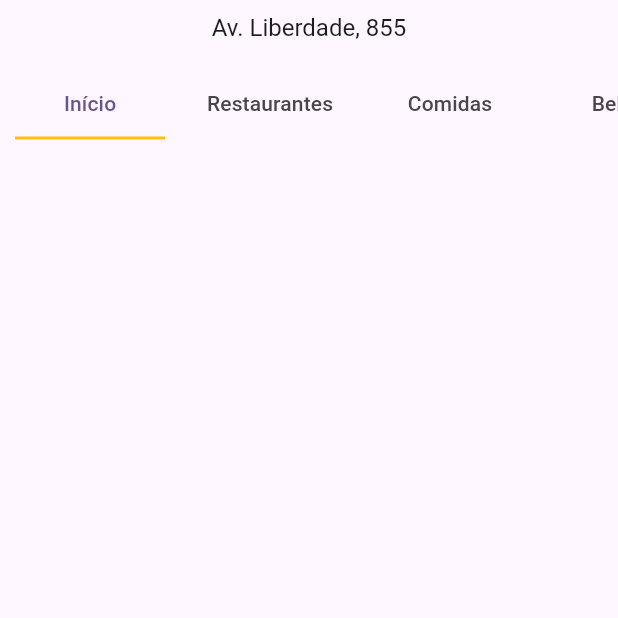
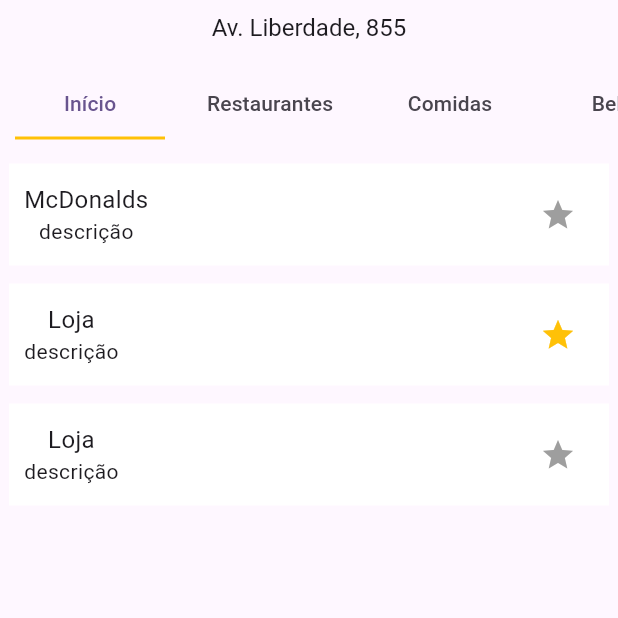
Before and after one commit to kf-martins/ifood-flutter, a Flutter app: the screen it shows after launch, on a phone screen of 412 x 824 dp, the top half of it. Run offline on Flutter 3.47's test engine with Material 3 defaults, Android fonts, the light colour scheme and no system bars.

Commit message:
Lojas, Favorites, Params

```diff
--- a/lib/main.dart
+++ b/lib/main.dart
@@ -1,6 +1,8 @@
 // ignore_for_file: prefer_const_literals_to_create_immutables
 
 import 'package:flutter/material.dart';
+import 'package:flutter/rendering.dart';
+import 'package:ifood/widgets/lojas.dart';
 
 void main() {
   runApp(const MyApp());
@@ -12,6 +14,7 @@ class MyApp extends StatelessWidget {
   @override
   Widget build(BuildContext context) {
     return MaterialApp(
+      debugShowCheckedModeBanner: false,
         title: 'IFOOD',
         theme: ThemeData(
           colorScheme: ColorScheme.fromSeed(seedColor: Colors.deepPurple),
@@ -61,10 +64,10 @@ class _TabBarExampleState extends State<TabBarExample>
         bottom: TabBar(
           tabAlignment: TabAlignment.center,
           isScrollable: true,
-          labelPadding: EdgeInsets.all(10.0),
+          labelPadding: const EdgeInsets.all(10.0),
           dividerHeight: 0.0,
           indicatorColor: Colors.amber,
-          indicatorPadding: EdgeInsets.all(10.0),
+          indicatorPadding: const EdgeInsets.all(10.0),
           indicatorSize: TabBarIndicatorSize.tab,
           indicatorWeight: 1.0,
           // indicatorPadding: EdgeInsets.all(12.0),
@@ -116,7 +119,18 @@ class _TabBarExampleState extends State<TabBarExample>
       body: TabBarView(
         controller: _tabController,
         children: <Widget>[
-          Container(),
+          ListView(
+            children: [
+              Column(
+                mainAxisAlignment: MainAxisAlignment.start,
+                children: [
+                  Loja(nome: "McDonalds", desc: "Loja do mcdonalds", favorite: false),
+                  Loja(favorite: true,),
+                  Loja(),
+                ],
+              ),
+            ],
+          ),
           Container(),
           Container(),
           Container(),
--- a/lib/widgets/lojas.dart
+++ b/lib/widgets/lojas.dart
@@ -1,10 +1,15 @@
 import 'package:flutter/material.dart';
 
 class Loja extends StatefulWidget {
-  const Loja({super.key, this.favorite = false});
+  Loja(
+      {super.key,
+      this.favorite = false,
+      this.nome = "Loja",
+      this.desc = "Descrição"});
 
-  final bool favorite;
-
+  bool favorite;
+  String nome;
+  String desc;
 
   @override
   State<StatefulWidget> createState() => _LojaState();
@@ -13,7 +18,39 @@ class Loja extends StatefulWidget {
 class _LojaState extends State<Loja> {
   @override
   Widget build(BuildContext context) {
-    return Container();
+    return Padding(
+        padding: const EdgeInsets.all(6),
+        child: Container(
+          padding: const EdgeInsets.all(10),
+          color: Colors.white,
+          child: Row(
+            mainAxisAlignment: MainAxisAlignment.spaceBetween,
+            // crossAxisAlignment: CrossAxisAlignment.center,
+            children: [
+              Column(
+                mainAxisAlignment: MainAxisAlignment.end,
+                children: [
+                  Text(widget.nome,
+                      style: const TextStyle(decoration: null, fontSize: 16)),
+                  const Text("descrição",
+                      style: TextStyle(decoration: null, fontSize: 14))
+                ],
+              ),
+              Column(
+                mainAxisAlignment: MainAxisAlignment.spaceAround,
+                children: [
+                  IconButton(
+                    onPressed: () {
+                      setState(() {
+                        widget.favorite = !widget.favorite;
+                      });
+                      },
+                    icon: Icon(Icons.star, color: (widget.favorite ? Colors.amber : Colors.grey),),
+                    color: (widget.favorite ? Colors.grey : Colors.amber)),
+                ],
+              )
+            ],
+          ),
+        ));
   }
-
 }
```
